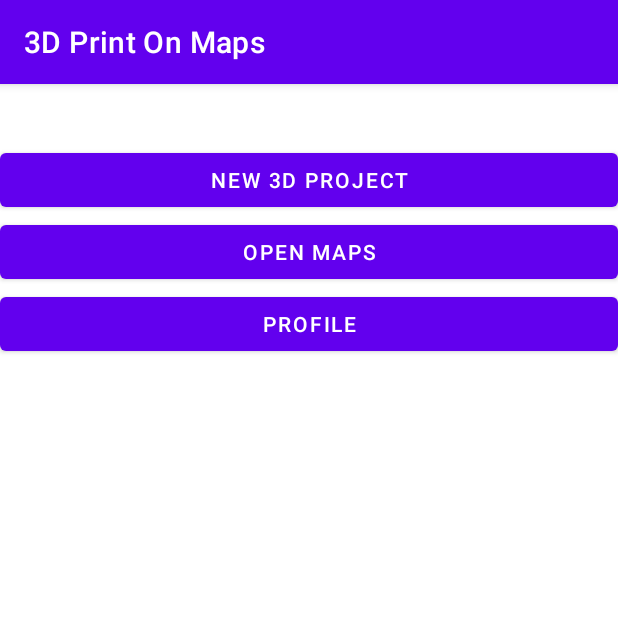
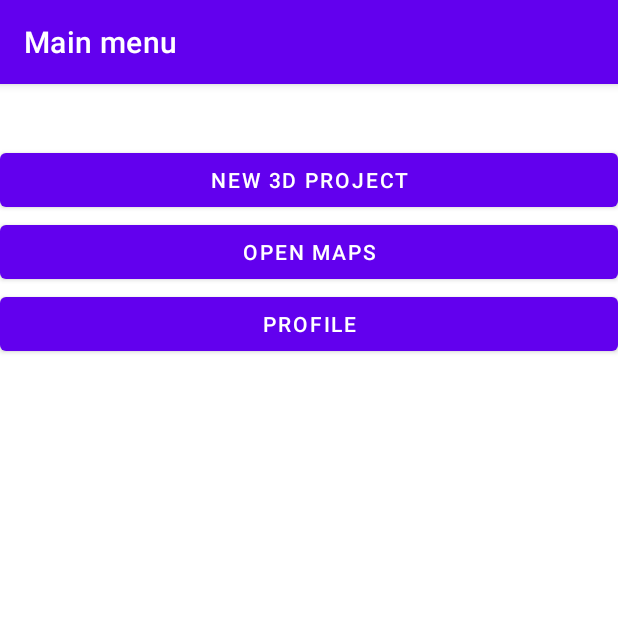
Before and after one commit to ArturMustaf/SocialMediaWithGoogleMaps, an Android app: the screen it shows after launch (MainMenuActivity), on a phone screen of 412 x 824 dp, the top half of it. Run offline under Robolectric (Android 15) with nearby library versions, the phone set to English and light mode, and no system bars.

Commit message:
feat(ui): add titles to activities

```diff
--- a/app/src/main/java/com/mustaf/printOnMaps/MainMenuActivity.java
+++ b/app/src/main/java/com/mustaf/printOnMaps/MainMenuActivity.java
@@ -12,6 +12,8 @@ public class MainMenuActivity extends AppCompatActivity {
     @Override
     protected void onCreate(@Nullable @org.jetbrains.annotations.Nullable Bundle savedInstanceState) {
         super.onCreate(savedInstanceState);
+
+        setTitle("Main menu");
 
         setContentView(R.layout.activity_main_menu);
 
--- a/app/src/main/java/com/mustaf/printOnMaps/MapsActivity.java
+++ b/app/src/main/java/com/mustaf/printOnMaps/MapsActivity.java
@@ -9,6 +9,9 @@ public class MapsActivity extends AppCompatActivity {
     @Override
     protected void onCreate(Bundle savedInstanceState) {
         super.onCreate(savedInstanceState);
+
+        setTitle("Maps");
+
         setContentView(R.layout.activity_maps);
     }
 }
--- a/app/src/main/java/com/mustaf/printOnMaps/PrintProjectCreationActivity.java
+++ b/app/src/main/java/com/mustaf/printOnMaps/PrintProjectCreationActivity.java
@@ -9,6 +9,9 @@ public class PrintProjectCreationActivity extends AppCompatActivity {
     @Override
     protected void onCreate(Bundle savedInstanceState) {
         super.onCreate(savedInstanceState);
+
+        setTitle("Create a new 3D project");
+
         setContentView(R.layout.activity_create_print_project);
     }
 }
--- a/app/src/main/java/com/mustaf/printOnMaps/ProfileActivity.java
+++ b/app/src/main/java/com/mustaf/printOnMaps/ProfileActivity.java
@@ -9,6 +9,9 @@ public class ProfileActivity extends AppCompatActivity {
     @Override
     protected void onCreate(Bundle savedInstanceState) {
         super.onCreate(savedInstanceState);
+
+        setTitle("Profile Settings");
+
         setContentView(R.layout.activity_profile);
     }
 }
```
